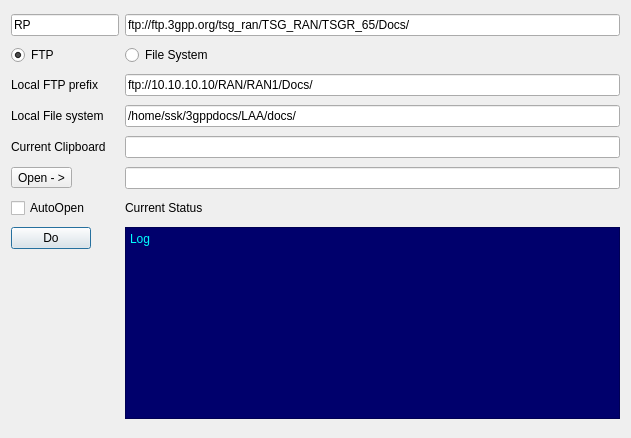
Old version of the form dialog.ui in the repository wiless/3gpputil.
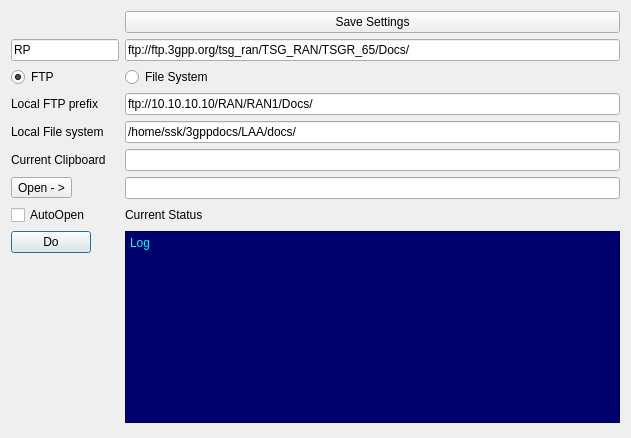
New version of the form.

Commit message: Added Option to load/save settings

The edit to the form file:
```diff
--- a/dialog.ui
+++ b/dialog.ui
@@ -129,6 +129,13 @@
      </property>
     </widget>
    </item>
+   <item row="0" column="1">
+    <widget class="QPushButton" name="pushButton">
+     <property name="text">
+      <string>Save Settings</string>
+     </property>
+    </widget>
+   </item>
   </layout>
   <action name="actionConvertFTP">
    <property name="text">
```
The commit also changes 2 other files.
